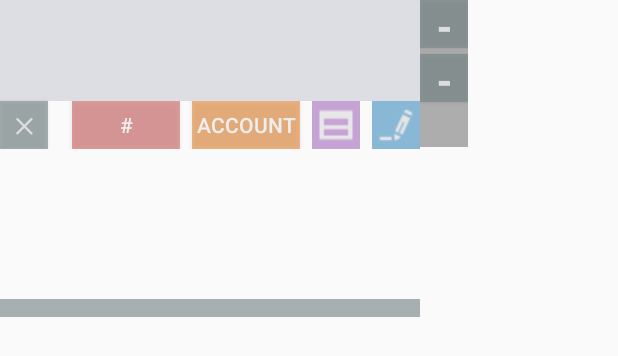
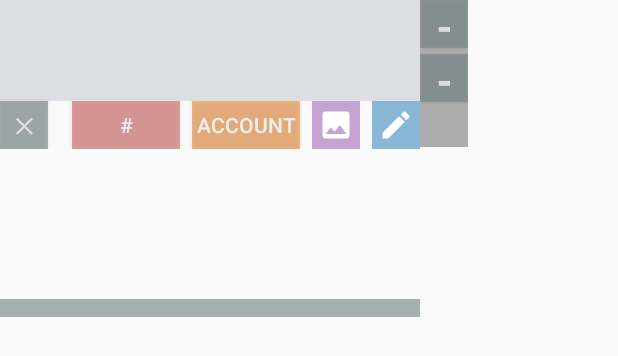
Before and after one commit to kirimin/kumin, an Android app: the layout service_tweet_view.xml on its own in the app's theme, with its tools: preview values and no code run, on a phone screen of 412 x 824 dp. Shown: the top 356 px of the screen. Run offline under Robolectric (Android 15) with nearby library versions, the phone set to English and light mode, and no system bars.

Commit message:
画像差し替え

```diff
--- a/app/src/main/res/layout/service_tweet_view.xml
+++ b/app/src/main/res/layout/service_tweet_view.xml
@@ -74,7 +74,7 @@
                     android:background="@drawable/button_menu"
                     android:contentDescription="@string/char_space"
                     android:singleLine="true"
-                    android:src="@drawable/menu"
+                    android:src="@drawable/ic_photo_write"
                     android:textColor="@color/light_gray"
                     android:textSize="14sp" />
 
@@ -85,7 +85,7 @@
                     android:layout_marginLeft="8dp"
                     android:background="@drawable/button_tweet"
                     android:contentDescription="@string/char_space"
-                    android:src="@drawable/write"
+                    android:src="@drawable/ic_write"
                     android:textColor="@color/gray"
                     android:textSize="18sp" />
             </LinearLayout>
```
Also changed, not shown: app/src/main/res/drawable-xhdpi/ic_photo_write.png (added), app/src/main/res/drawable-xhdpi/ic_write.png (added), app/src/main/res/drawable-xxhdpi/ic_photo_write.png (added), app/src/main/res/drawable-xxhdpi/ic_white.png (added), app/src/main/res/drawable/menu.png (deleted), app/src/main/res/drawable/write.png (deleted).
